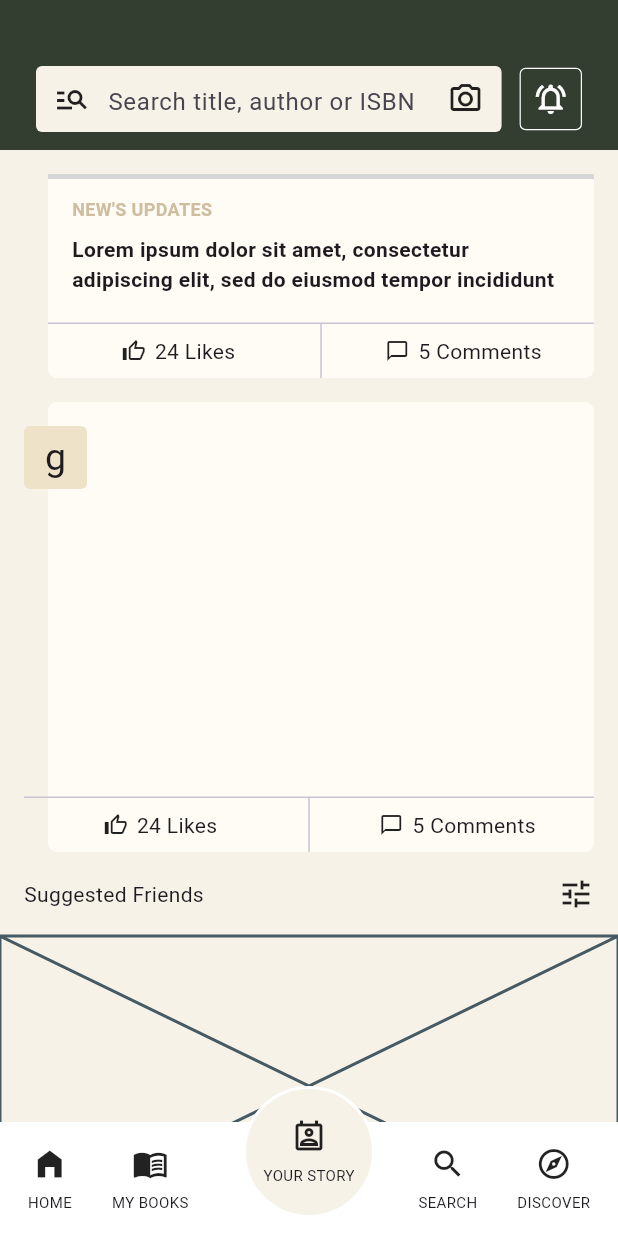
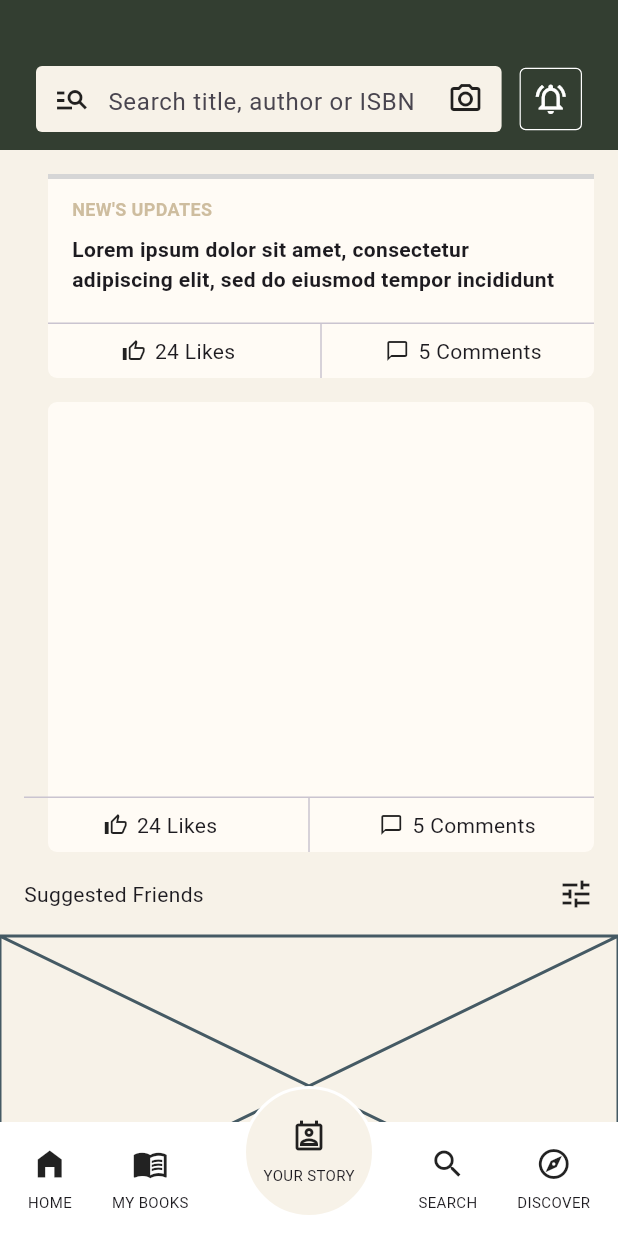
Before and after one commit to JAICHANGPARK/flutter_notebook_chapter_43, a Flutter app: the NewsFeedHomePage screen opened directly, scrolled down 164 dp, on a phone screen of 412 x 824 dp. Run offline on Flutter 3.47's test engine with Material 3 defaults, Android fonts, the phone set to English and light mode, and no system bars; our stand-ins replace gap, hugeicons; network calls fail; grey boxes are pictures that could not be loaded.

Commit message:
Update news_feed_home_page.dart

```diff
--- a/lib/ep2163_newsfeed_app/views/news_feed_home_page.dart
+++ b/lib/ep2163_newsfeed_app/views/news_feed_home_page.dart
@@ -291,28 +291,7 @@ class _NewsFeedHomePageState extends State<NewsFeedHomePage> {
                                   ),
                                 ),
                               ),
-                              Positioned(
-                                top: 16,
-                                left: 0,
-                                child: Container(
-                                  height: 42,
-                                  width: 42,
-                                  child: Container(
-                                    decoration: BoxDecoration(
-                                      borderRadius: BorderRadius.circular(4),
-                                      color: Color.fromRGBO(238, 226, 201, 1),
-                                    ),
-                                    child: Center(
-                                      child: Text(
-                                        "g",
-                                        style: TextStyle(
-                                          fontSize: 25,
-                                        ),
-                                      ),
-                                    ),
-                                  ),
-                                ),
-                              )
+
                             ],
                           ),
                         ),
```
